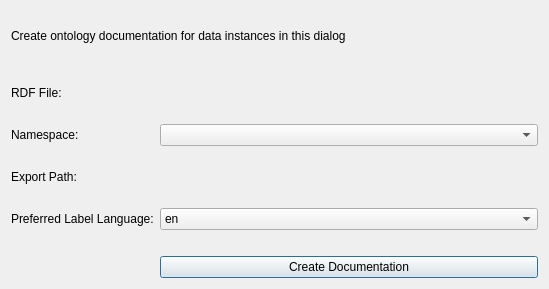
Above: dialogs/ui/ontdocdialog.ui from sparqlunicorn/sparqlunicornGoesGIS before the change. Below: the same form after it.
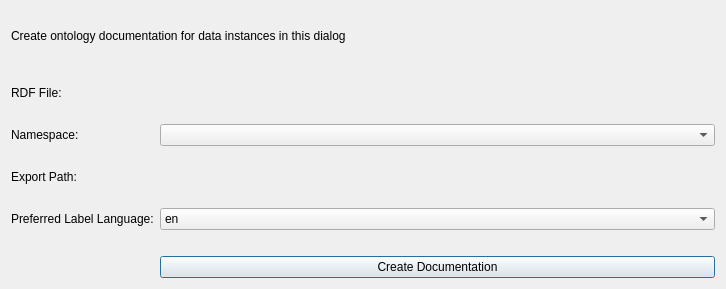
That is the form after the change. Custom widgets are drawn as their Qt base class.

Commit message: update doc gen

Patch:
```diff
--- a/dialogs/ui/ontdocdialog.ui
+++ b/dialogs/ui/ontdocdialog.ui
@@ -6,7 +6,7 @@
    <rect>
     <x>0</x>
     <y>0</y>
-    <width>549</width>
+    <width>726</width>
     <height>289</height>
    </rect>
   </property>
```
The commit also changes 1 other file.
